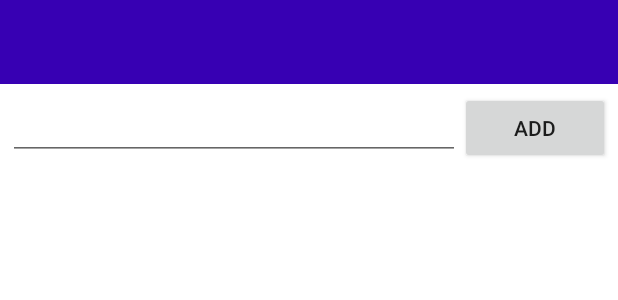
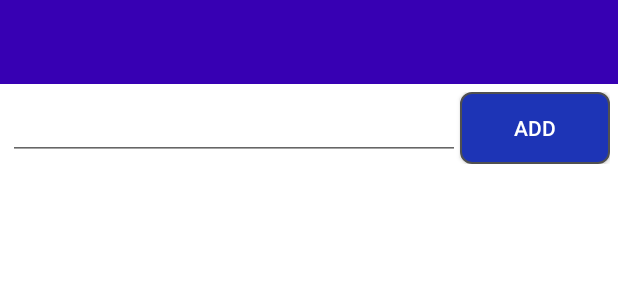
Before and after one commit to NDBNeer/Lab1_Namrata_C0853345_Android, an Android app: the layout mapoverlays_layout.xml on its own in the app's theme, with its tools: preview values and no code run, on a phone screen of 412 x 824 dp. Shown: the top 300 px of the screen. Run offline under Robolectric (Android 15) with nearby library versions, the phone set to English and light mode, and no system bars.

Commit message:
Design Changes

```diff
--- /dev/null
+++ b/app/src/main/res/drawable/button_layout.xml
@@ -0,0 +1,18 @@
+<?xml version="1.0" encoding="UTF-8"?>
+<shape
+    xmlns:android="http://schemas.android.com/apk/res/android">
+    <stroke
+        android:width="1dp"
+        android:color="#505050"/>
+    <corners
+        android:radius="7dp" />
+
+    <padding
+        android:left="1dp"
+        android:right="1dp"
+        android:top="1dp"
+        android:bottom="1dp"/>
+
+    <solid android:color="#1D34B6"/>
+
+</shape>
--- a/app/src/main/res/layout/mapoverlays_layout.xml
+++ b/app/src/main/res/layout/mapoverlays_layout.xml
@@ -33,6 +33,8 @@
             android:id="@+id/add_location"
             android:layout_width="100dp"
             android:layout_height="wrap_content"
+            android:textColor="@color/white"
+            android:background="@drawable/button_layout"
             android:text="@string/add" />
 
     </LinearLayout>
```
